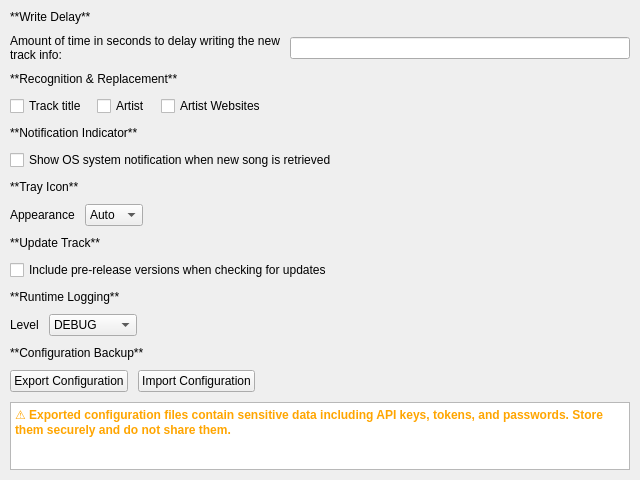
Before: the Qt Designer form nowplaying/resources/ui/general.ui in whatsnowplaying/whats-now-playing, drawn with Qt 5.
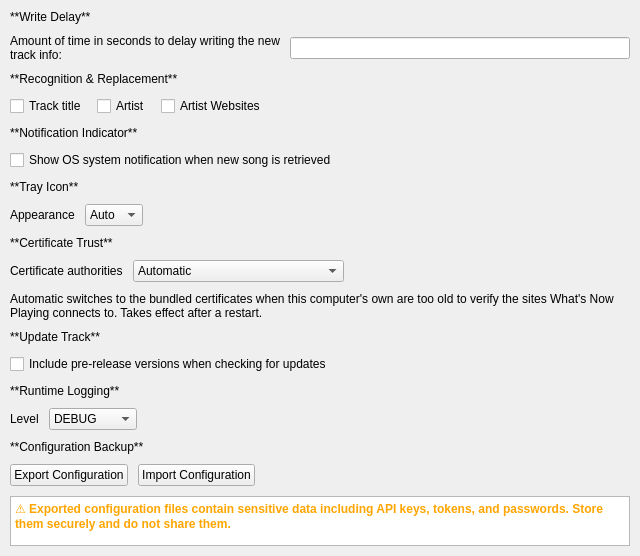
After: the same form once the commit is applied.

Commit message: Fall back to bundled CAs when the system trust store is unusable

What changed in the file:
```diff
--- a/nowplaying/resources/ui/general.ui
+++ b/nowplaying/resources/ui/general.ui
@@ -169,6 +169,69 @@
      </item>
     </layout>
    </item>
+   <item>
+    <widget class="QLabel" name="catrust_label">
+     <property name="text">
+      <string>**Certificate Trust**</string>
+     </property>
+     <property name="textFormat">
+      <enum>Qt::MarkdownText</enum>
+     </property>
+    </widget>
+   </item>
+   <item>
+    <layout class="QHBoxLayout" name="catrust_layout">
+     <item>
+      <widget class="QLabel" name="catrust_combo_label">
+       <property name="text">
+        <string>Certificate authorities</string>
+       </property>
+      </widget>
+     </item>
+     <item>
+      <widget class="QComboBox" name="catrust_combobox">
+       <item>
+        <property name="text">
+         <string>Automatic</string>
+        </property>
+       </item>
+       <item>
+        <property name="text">
+         <string>Operating system</string>
+        </property>
+       </item>
+       <item>
+        <property name="text">
+         <string>Bundled with What's Now Playing</string>
+        </property>
+       </item>
+      </widget>
+     </item>
+     <item>
+      <spacer>
+       <property name="orientation">
+        <enum>Qt::Horizontal</enum>
+       </property>
+       <property name="sizeHint" stdset="0">
+        <size>
+         <width>40</width>
+         <height>20</height>
+        </size>
+       </property>
+      </spacer>
+     </item>
+    </layout>
+   </item>
+   <item>
+    <widget class="QLabel" name="catrust_help_label">
+     <property name="text">
+      <string>Automatic switches to the bundled certificates when this computer's own are too old to verify the sites What's Now Playing connects to. Takes effect after a restart.</string>
+     </property>
+     <property name="wordWrap">
+      <bool>true</bool>
+     </property>
+    </widget>
+   </item>
    <item>
     <widget class="QLabel" name="prerelease_label">
      <property name="text">
```
The commit also changes 19 other files.
